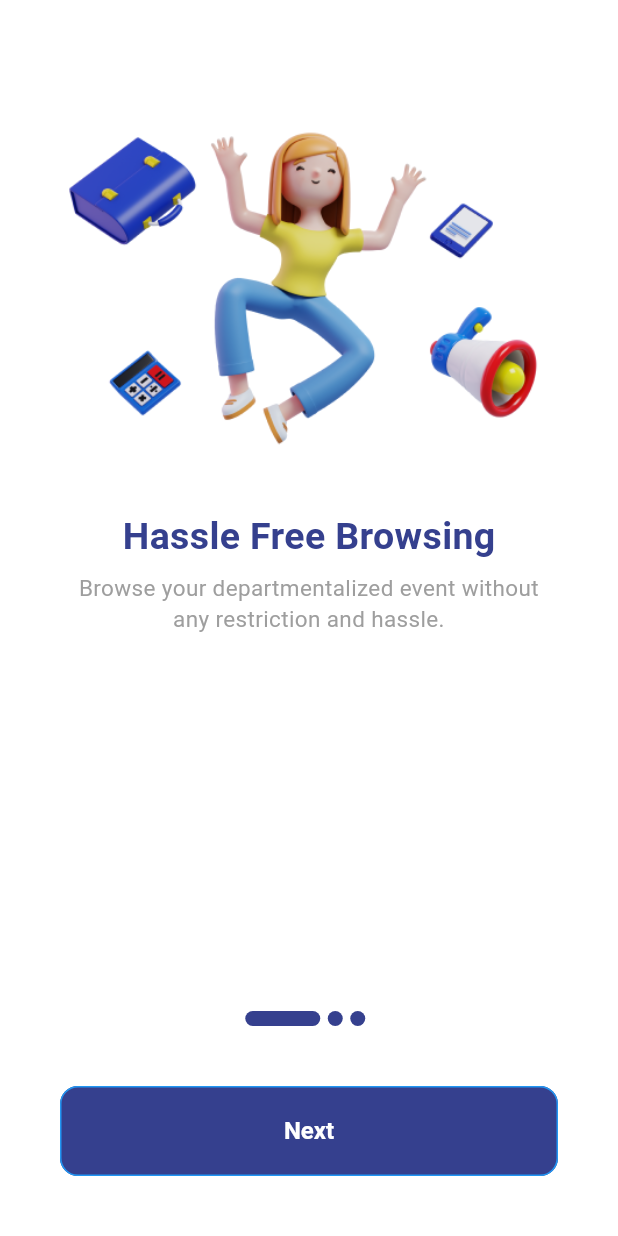
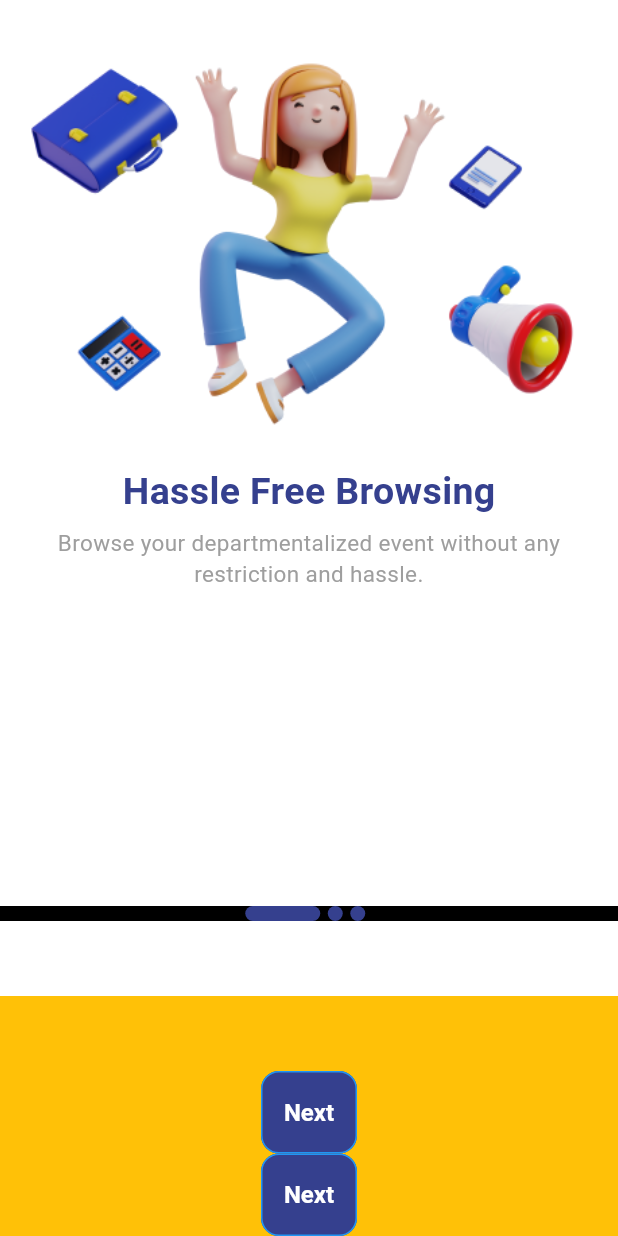
Before and after one commit to jeyymsantos/nu-go-app, a Flutter app: the screen it shows after launch, on a phone screen of 412 x 824 dp. Run offline on Flutter 3.47's test engine with Material 3 defaults, Android fonts, the phone set to English and light mode, and no system bars; Roboto replaces fonts that are missing (ClanPro).

Commit message:
Updates to Dev

```diff
--- a/lib/onboarding.dart
+++ b/lib/onboarding.dart
@@ -27,7 +27,7 @@ class _OnboardingState extends State<Onboarding> {
                 itemCount: contents.length,
                 itemBuilder: (context, i) {
                   return Padding(
-                    padding: const EdgeInsets.all(40.0),
+                    padding: const EdgeInsets.all(10.0),
                     child: Column(
                       children: [
                         Image.asset(
@@ -57,6 +57,8 @@ class _OnboardingState extends State<Onboarding> {
               ),
             ),
             Container(
+              color: Colors.black,
+              height: 10,
               child: Row(
                   mainAxisAlignment: MainAxisAlignment.center,
                   children: List.generate(
@@ -65,12 +67,21 @@ class _OnboardingState extends State<Onboarding> {
                   )),
             ),
             Container(
-              height: 60,
+              margin: EdgeInsets.only(top: 50),
+              padding: EdgeInsets.only(top: 50),
+              color: Colors.amber,
               width: double.infinity,
-              margin: const EdgeInsets.all(40),
-              child: ElevatedButton(
-                onPressed: () {},
-                child: Text('Next'),
+              child: Column(
+                children: [
+                  ElevatedButton(
+                    onPressed: () {},
+                    child: Text('Next'),
+                  ),
+                  ElevatedButton(
+                    onPressed: () {},
+                    child: Text('Next'),
+                  ),
+                ],
               ),
             ),
           ],
```
